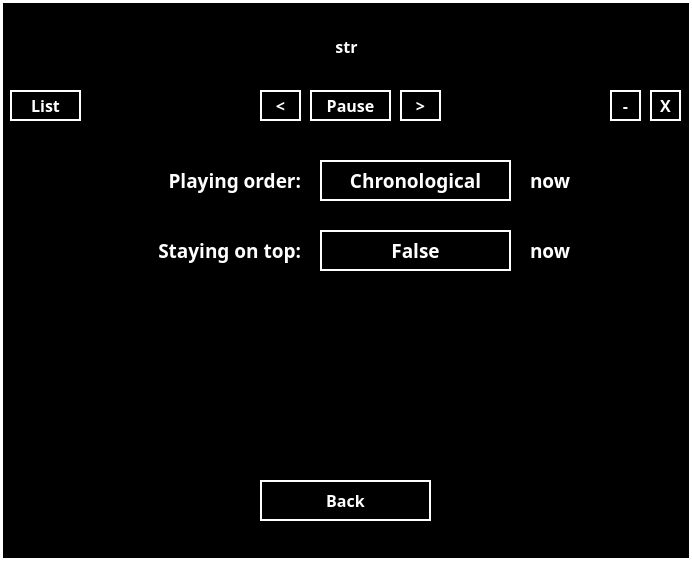
This is mainwindow.ui in alvin5716/Words_Reviewer as Qt 5 draws it before an edit. The edited form follows.
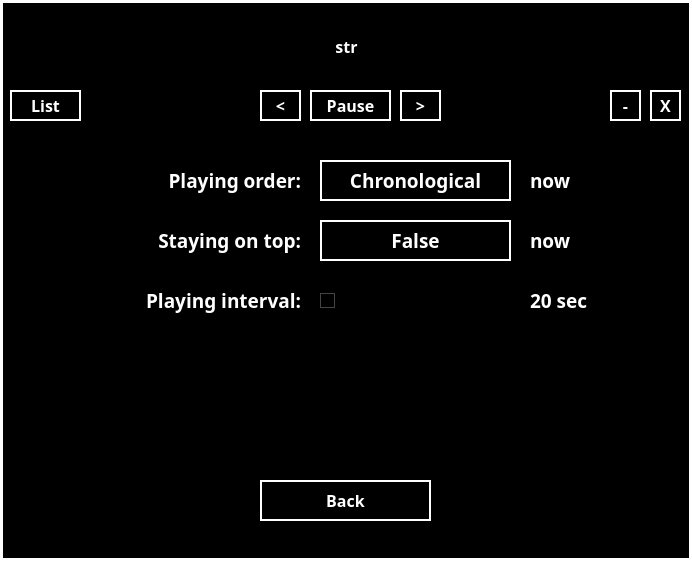
This is the edited form. Custom widgets are drawn as their Qt base class.

Diff of the .ui file:
```diff
--- a/mainwindow.ui
+++ b/mainwindow.ui
@@ -49,7 +49,13 @@
 }
 QListWidget {
 border: 0.5px solid white;
-}</string>
+}
+QSlider::handle:horizontal {
+background: qlineargradient(x1:0, y1:0, x2:1, y2:1,
+    stop:0 #fff, stop:1 #ddd);
+border: 1px solid #444;
+}
+</string>
   </property>
   <widget class="QWidget" name="centralWidget">
    <property name="minimumSize">
@@ -552,7 +558,7 @@
       <property name="geometry">
        <rect>
         <x>80</x>
-        <y>100</y>
+        <y>90</y>
         <width>211</width>
         <height>41</height>
        </rect>
@@ -576,7 +582,7 @@
       <property name="geometry">
        <rect>
         <x>310</x>
-        <y>100</y>
+        <y>90</y>
         <width>191</width>
         <height>41</height>
        </rect>
@@ -621,7 +627,7 @@
       <property name="geometry">
        <rect>
         <x>520</x>
-        <y>100</y>
+        <y>90</y>
         <width>81</width>
         <height>41</height>
        </rect>
@@ -641,6 +647,67 @@
        <set>Qt::AlignLeading|Qt::AlignLeft|Qt::AlignVCenter</set>
       </property>
      </widget>
+     <widget class="QLabel" name="label_11">
+      <property name="geometry">
+       <rect>
+        <x>80</x>
+        <y>150</y>
+        <width>211</width>
+        <height>41</height>
+       </rect>
+      </property>
+      <property name="font">
+       <font>
+        <family>微軟正黑體</family>
+        <pointsize>14</pointsize>
+        <weight>75</weight>
+        <bold>true</bold>
+       </font>
+      </property>
+      <property name="text">
+       <string>Playing interval:</string>
+      </property>
+      <property name="alignment">
+       <set>Qt::AlignRight|Qt::AlignTrailing|Qt::AlignVCenter</set>
+      </property>
+     </widget>
+     <widget class="QSlider" name="intervalSlider">
+      <property name="geometry">
+       <rect>
+        <x>310</x>
+        <y>160</y>
+        <width>191</width>
+        <height>22</height>
+       </rect>
+      </property>
+      <property name="orientation">
+       <enum>Qt::Horizontal</enum>
+      </property>
+     </widget>
+     <widget class="QLabel" name="strIntervalSecond">
+      <property name="geometry">
+       <rect>
+        <x>520</x>
+        <y>150</y>
+        <width>81</width>
+        <height>41</height>
+       </rect>
+      </property>
+      <property name="font">
+       <font>
+        <family>微軟正黑體</family>
+        <pointsize>14</pointsize>
+        <weight>75</weight>
+        <bold>true</bold>
+       </font>
+      </property>
+      <property name="text">
+       <string>20 sec</string>
+      </property>
+      <property name="alignment">
+       <set>Qt::AlignLeading|Qt::AlignLeft|Qt::AlignVCenter</set>
+      </property>
+     </widget>
     </widget>
    </widget>
    <widget class="QPushButton" name="minimizeButton">
```
